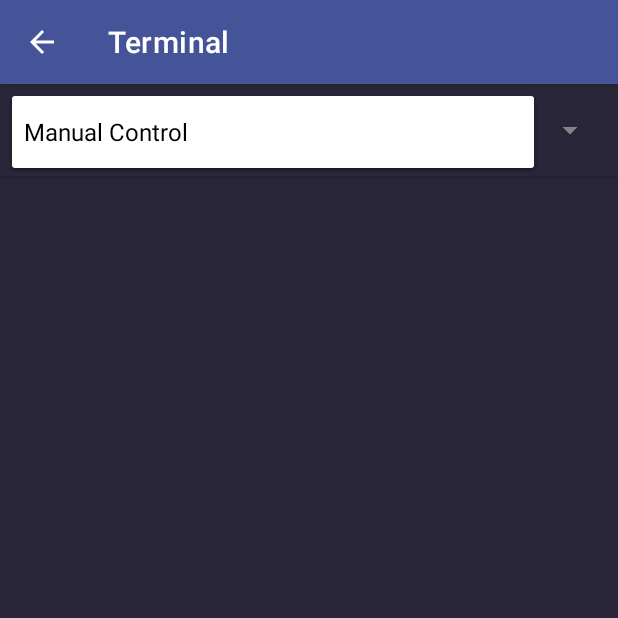
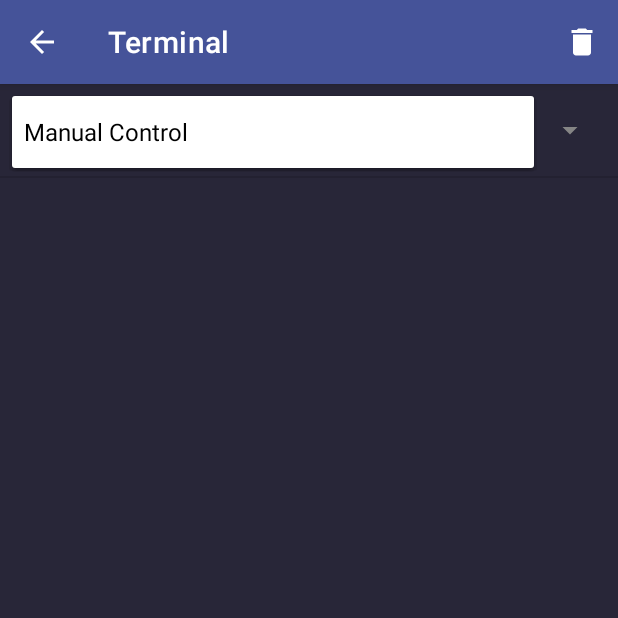
Before and after one commit to diegoftozetto/BluetoothTerminal, an Android app: the TerminalActivity screen opened directly, with no data from a screen before it, after a tap on "Manual Control", on a phone screen of 412 x 824 dp, the top half of it. Run offline under Robolectric (Android 15) with nearby library versions, the phone set to English and light mode, and no system bars; libraries missing offline, so code that uses them is left out: me.aflak.bluetooth; 11 statements that could not run were skipped.

Commit message:
Modifica o Terminal para obter e inserir, no database, as informações contidas nele

```diff
--- a/app/src/main/java/com/example/chronopassbluetoothterminal/controller/TerminalController.java
+++ b/app/src/main/java/com/example/chronopassbluetoothterminal/controller/TerminalController.java
@@ -15,6 +15,7 @@ import android.widget.ArrayAdapter;
 import com.example.chronopassbluetoothterminal.R;
 import com.example.chronopassbluetoothterminal.database.DatabaseHelper;
 import com.example.chronopassbluetoothterminal.model.Command;
+import com.example.chronopassbluetoothterminal.model.Terminal;
 import com.example.chronopassbluetoothterminal.utils.AppConstant;
 import com.example.chronopassbluetoothterminal.utils.SharedPreferenceHelper;
 import com.example.chronopassbluetoothterminal.view.NavigationDrawerActivity;
@@ -38,19 +39,23 @@ public class TerminalController implements View.OnClickListener, AdapterView.OnI
 
     private final String delimiter;
 
+    private DatabaseHelper db;
+
     public TerminalController(TerminalActivity objTF) {
         this.objTF = objTF;
         setBluetoothCallbacks();
 
         this.configurationsList = new ArrayList<>();
 
-        DatabaseHelper db = new DatabaseHelper(objTF);
+        this.db = new DatabaseHelper(objTF);
         this.configurationsList.addAll(db.getAllConfigurations());
 
         loadSpinner();
         ArrayAdapter<String> mAdapter = new ArrayAdapter<>(objTF, R.layout.style_spinner, this.spinnerArray);
         mAdapter.setDropDownViewResource(android.R.layout.simple_spinner_dropdown_item);
         this.objTF.spCommands.setAdapter(mAdapter);
+
+        loadTerminal();
 
         this.delimiter = SharedPreferenceHelper.getSharedPreferenceString(objTF, AppConstant.KEY_DELIMITER_SEND, AppConstant.KEY_DELIMITER_DEFAULT);
     }
@@ -70,18 +75,44 @@ public class TerminalController implements View.OnClickListener, AdapterView.OnI
         }
     }
 
+    private void loadTerminal() {
+        List<Terminal> terminalList = this.db.getAllTextTerminalDeviceAddress(objTF.device.getAddress());
+
+        for (Terminal t : terminalList) {
+            addTextToTerminal(t.getType(), t.getText(), t.getTimestamp());
+        }
+    }
+
+    public void cleanTerminal() {
+        this.db.deleteTextTerminal(objTF.device.getAddress());
+        objTF.tvMessages.setText("");
+    }
+
     public void onMessageSend(String msg) {
         int position = objTF.spCommands.getSelectedItemPosition();
         if (position == 0) objTF.etMsg.setText("");
 
         objTF.bluetooth.send(msg + delimiter);
-        appendToChat(">", msg, Color.YELLOW);
+        addTextToTerminal(1, msg);
     }
 
-    public void appendToChat(String symbol, String msg, int color) {
+    public void addTextToTerminal(int type, String msg, String hour) {
+        appendToTerminal(type, msg, hour);
+    }
+
+    public void addTextToTerminal(int type, String msg) {
+        appendToTerminal(type, msg, getHour());
+        this.db.insertTerminal(objTF.device.getAddress(), getHour(), msg, type);
+    }
+
+    private void appendToTerminal(int type, String msg, String hour) {
+        String symbol = (type == 0) ? AppConstant.SYMBOL_TERMINAL_SYSTEM : ((type == 1) ?
+                AppConstant.SYMBOL_TERMINAL_SEND : AppConstant.SYMBOL_TERMINAL_RECEIVE);
+        int color = (type == 0) ? Color.WHITE : ((type == 1) ? Color.YELLOW : Color.GREEN);
+
         objTF.tvMessages.append("\n");
         int start = objTF.tvMessages.getText().length();
-        String text = symbol + " " + getHour() + " " + msg;
+        String text = symbol + " " + hour + " " + msg;
         objTF.tvMessages.append(text);
         int end = objTF.tvMessages.getText().length();
         Spannable spannableText = (Spannable) objTF.tvMessages.getText();
@@ -98,7 +129,7 @@ public class TerminalController implements View.OnClickListener, AdapterView.OnI
         public void onDeviceConnected(BluetoothDevice device) {
             String msg = objTF.getString(R.string.tv_messages_connected) + "\n" +
                     device.getName() + " (" + device.getAddress() + ")";
-            appendToChat("$", msg, Color.WHITE);
+            addTextToTerminal(0, msg);
 
             objTF.btSend.setEnabled(true);
 
@@ -109,7 +140,7 @@ public class TerminalController implements View.OnClickListener, AdapterView.OnI
         @Override
         public void onDeviceDisconnected(BluetoothDevice device, String message) {
             String msg = objTF.getString(R.string.tv_messages_disconnected);
-            appendToChat("$", msg, Color.WHITE);
+            addTextToTerminal(0, msg);
 
             objTF.btSend.setEnabled(false);
             objTF.etMsg.setEnabled(false);
@@ -123,7 +154,7 @@ public class TerminalController implements View.OnClickListener, AdapterView.OnI
             String str = new String(message);
 
             String msg = objTF.getString(R.string.tv_messages_command_received) + "\n" + str;
-            appendToChat("<", msg, Color.GREEN);
+            addTextToTerminal(2, msg);
         }
 
         @Override
@@ -135,7 +166,7 @@ public class TerminalController implements View.OnClickListener, AdapterView.OnI
         public void onConnectError(final BluetoothDevice device, String message) {
             String msg = objTF.getString(R.string.tv_messages_no_connected);
 
-            appendToChat("$", msg, Color.WHITE);
+            addTextToTerminal(0, msg);
             new Handler(Looper.getMainLooper()).postDelayed(() -> {
                 if (objTF.bluetooth.isEnabled())
                     objTF.bluetooth.connectToDevice(device);
--- a/app/src/main/java/com/example/chronopassbluetoothterminal/utils/AppConstant.java
+++ b/app/src/main/java/com/example/chronopassbluetoothterminal/utils/AppConstant.java
@@ -9,5 +9,9 @@ public class AppConstant {
     public static final String KEY_SEPARATOR_DEFAULT = ",";
     public static final String EXTRA_TERMINAL_DEVICE = "device";
 
+    public static final String SYMBOL_TERMINAL_SYSTEM = "$";
+    public static final String SYMBOL_TERMINAL_SEND = ">";
+    public static final String SYMBOL_TERMINAL_RECEIVE = "<";
+
     public static String CURRENT_DELIMITER_RECEIVE = null;
 }
--- /dev/null
+++ b/app/src/main/res/drawable/ic_menu_delete.xml
@@ -0,0 +1,5 @@
+<vector android:height="24dp" android:tint="#FFFFFF"
+    android:viewportHeight="24" android:viewportWidth="24"
+    android:width="24dp" xmlns:android="http://schemas.android.com/apk/res/android">
+    <path android:fillColor="@android:color/white" android:pathData="M6,19c0,1.1 0.9,2 2,2h8c1.1,0 2,-0.9 2,-2V7H6v12zM19,4h-3.5l-1,-1h-5l-1,1H5v2h14V4z"/>
+</vector>
--- a/app/src/main/res/menu/menu_terminal.xml
+++ b/app/src/main/res/menu/menu_terminal.xml
@@ -1,6 +1,12 @@
 <?xml version="1.0" encoding="utf-8"?>
 <menu xmlns:android="http://schemas.android.com/apk/res/android"
     xmlns:app="http://schemas.android.com/apk/res-auto">
+    <item
+        android:id="@+id/ic_menu_delete"
+        android:icon="@drawable/ic_menu_delete"
+        android:title="@string/menu_delete"
+        app:showAsAction="ifRoom" />
+
     <item
         android:id="@+id/ic_menu_connect"
         android:icon="@drawable/ic_menu_connect"
--- a/app/src/main/res/values/strings.xml
+++ b/app/src/main/res/values/strings.xml
@@ -50,11 +50,10 @@
     <string name="settings_delimiter">Delimiter</string>
     <string name="settings_delimiter_description">Set delimiter character at the end of the message.</string>
     <string name="settings_about">About</string>
-    <string name="settings_about_description">Everything about the Chrono Pass Bluetooth Terminal…</string>
+    <string name="settings_about_description">Everything about the Chrono Pass.</string>
     <string name="delimiter_send">Delimiter (Send)</string>
     <string name="delimiter_receive">Delimiter (Receive)</string>
     <string name="link_web_freepik"><div>Chrono Pass uses icons made by <a href="https://www.freepik.com" title="Freepik">Freepik</a> from <a href="https://www.flaticon.com/" title="Flaticon">www.flaticon.com</a></div></string>
-
     <!-- Terminal -->
     <string name="title_terminal">Terminal</string>
     <string name="tv_messages_connecting">Connecting…</string>
@@ -65,6 +64,7 @@
     <string name="sp_item_terminal">Manual Control</string>
     <string name="title_activity_terminal" translatable="false">Terminal</string>
     <string name="menu_connect">Device Connect</string>
+    <string name="menu_delete">Clean Terminal</string>
     <!-- Others -->
     <string name="positive_button_save">Save</string>
     <string name="positive_button_update">Update</string>
```
Also changed, not shown: app/src/main/java/com/example/chronopassbluetoothterminal/view/TerminalActivity.java (+4 -3 lines), 1 other file.
